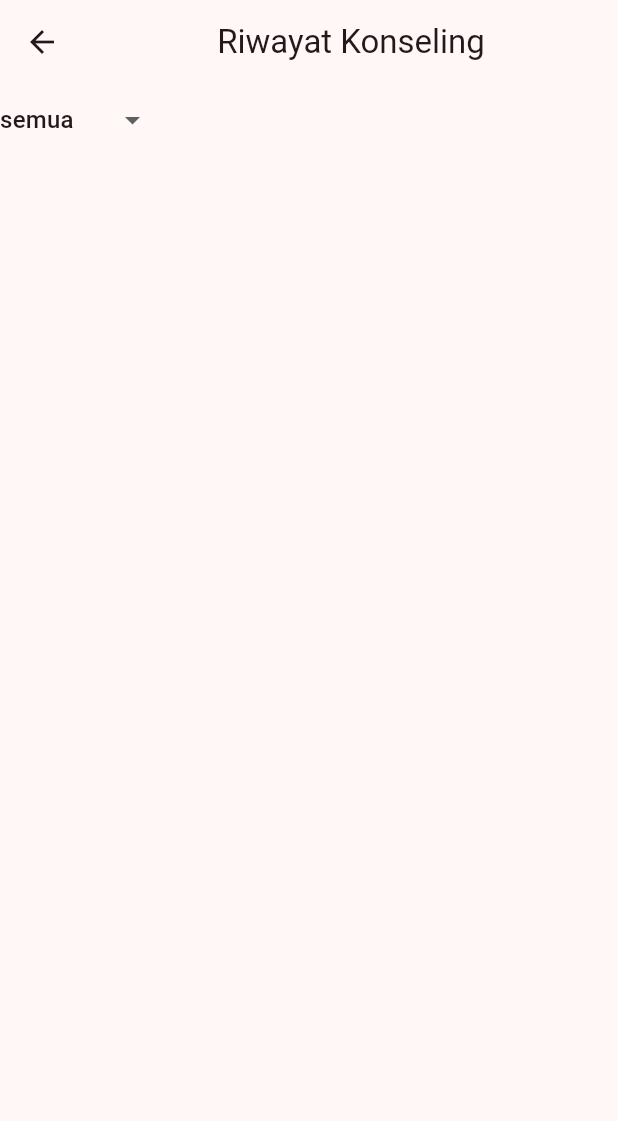
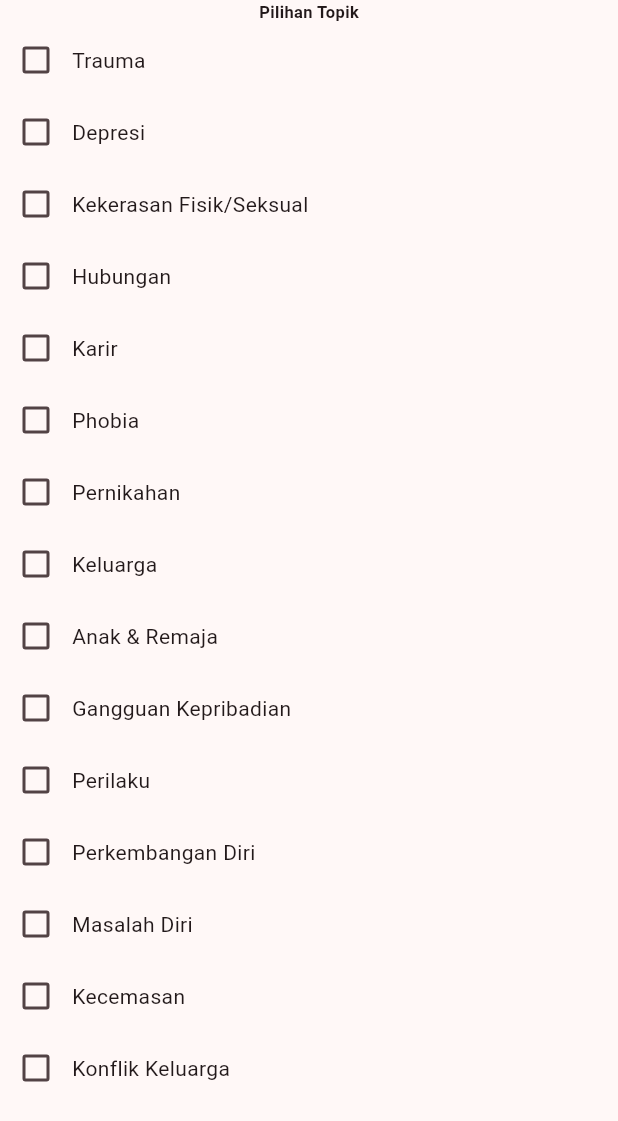
Before and after one commit to Neuxtron/women-center-mobile, a Flutter app: the screen it shows after launch, on a phone screen of 412 x 824 dp. Shown: the top 1121 px of the screen. Run offline on Flutter 3.47's test engine with Material 2 defaults, Android fonts, the phone set to English and light mode, and no system bars; our stand-ins replace dio, glass_kit, google_fonts, shared_preferences; missing offline and left inert: glassmorphism_widgets.

Commit message:
push update koseling

```diff
--- a/lib/View/konseling/konseling_topik_konseling.dart
+++ b/lib/View/konseling/konseling_topik_konseling.dart
@@ -1,80 +1,75 @@
-// //PUNYA DANIA
+import 'package:flutter/material.dart';
 
-// import 'package:flutter/material.dart';
+class KonselingTopikKonseling extends StatefulWidget {
+  @override
+  _KonselingTopikKonselingState createState() =>
+      _KonselingTopikKonselingState();
+}
 
-// // class konseling_topik_konseling extends StatelessWidget {
-// //   const konseling_topik_konseling({super.key});
+class _KonselingTopikKonselingState extends State<KonselingTopikKonseling> {
+  List<String> selectedTopics = [];
+  List<String> konselingTopics = [
+    'Trauma',
+    'Depresi',
+    'Kekerasan Fisik/Seksual',
+    'Hubungan',
+    'Karir',
+    'Phobia',
+    'Pernikahan',
+    'Keluarga',
+    'Anak & Remaja',
+    'Gangguan Kepribadian',
+    'Perilaku',
+    'Perkembangan Diri',
+    'Masalah Diri',
+    'Kecemasan',
+    'Konflik Keluarga',
+    // Tambahkan topik konseling lainnya di sini
+  ];
 
-// //   @override
-// //   Widget build(BuildContext context) {
-// //     return const Placeholder();
-// //   }
-// // }
-
-// class konseling_topik_konseling extends StatelessWidget {
-//   @override
-//   _konseling_topik_konseling createState() => _konseling_topik_konseling();
-// }
-
-
-// class _konseling_topik_konseling extends State<konseling_topik_konseling> {
-//   List<String> selectedTopics = [];
-//   List<String> konselingTopics = [
-//     'Trauma',
-//     'Depresi',
-//     'Kekerasan Fisik/Seksual',
-//     'Hubungan',
-//     'Karir',
-//     'Phobia',
-//     'Pernikahan',
-//     'Keluarga',
-//     'Anak & Remaja',
-//     'Gangguan Kepribadian',
-//     'Perilaku',
-//     'Perkembangan Diri',
-//     'Masalah Diri',
-//     'Kecemasan',
-//     'Konflik Keluarga',
-//     // Tambahkan topik konseling lainnya di sini
-//   ];
-
-//   @override
-//   Widget build(BuildContext context) {
-//     return Scaffold(
-//       appBar: AppBar(
-//         title: Text('Pilih Topik Konseling'),
-//       ),
-//       body: ListView.builder(
-//         itemCount: konselingTopics.length,
-//         itemBuilder: (context, index) {
-//           return CheckboxListTile(
-//             title: Text(konselingTopics[index]),
-//             value: selectedTopics.contains(konselingTopics[index]),
-//             onChanged: (bool value) {
-//               setState(() {
-//                 if (value) {
-//                   selectedTopics.add(konselingTopics[index]);
-//                 } else {
-//                   selectedTopics.remove(konselingTopics[index]);
-//                 }
-//               });
-//             },
-//           );
-//         },
-//       ),
-//       floatingActionButton: FloatingActionButton(
-//         onPressed: () {
-//           // Lakukan sesuatu dengan topik konseling yang dipilih, contohnya:
-//           print('Topik yang dipilih: $selectedTopics');
-//         },
-//         child: Icon(Icons.check),
-//       ),
-//       );
-//   }
-// }
-
-// void main() {
-//   runApp(MaterialApp(
-//     home: KonselingTopics(),
-//   ));
-// }
+  @override
+  Widget build(BuildContext context) {
+    return Scaffold(
+      body: Column(
+        children: [
+          Text(
+            'Pilihan Topik',
+            style: TextStyle(
+              fontSize: 11.0,
+              fontWeight: FontWeight.bold,
+            ),
+          ),
+          Expanded(
+            child: ListView.builder(
+              itemCount: konselingTopics.length,
+              itemBuilder: (context, index) {
+                return Container(
+                  child: Row(
+                    mainAxisAlignment: MainAxisAlignment.start,
+                    children: [
+                      Checkbox(
+                        value: selectedTopics.contains(konselingTopics[index]),
+                        onChanged: (bool? value) {
+                          setState(() {
+                            if (value != null) {
+                              if (value) {
+                                selectedTopics.add(konselingTopics[index]);
+                              } else {
+                                selectedTopics.remove(konselingTopics[index]);
+                              }
+                            }
+                          });
+                        },
+                      ),
+                      Text(konselingTopics[index]),
+                    ],
+                  ),
+                );
+              },
+            ),
+          ),
+        ],
+      ),
+    );
+  }
+}
--- a/lib/main.dart
+++ b/lib/main.dart
@@ -24,6 +24,7 @@ import 'package:women_center_mobile/ViewModel/career_view_model/career_view_mode
 import 'View/bottomnavigationbar/main_page.dart';
 import 'View/career/detail_job.dart';
 import 'View/career/career.dart';
+import 'View/konseling/konseling_topik_konseling.dart';
 import 'View/login/login_view.dart';
 import 'View/register/register.dart';
 import 'package:google_fonts/google_fonts.dart';
@@ -49,7 +50,7 @@ class MyApp extends StatelessWidget {
         theme: ThemeData(
             useMaterial3: true,
             colorScheme: ColorScheme.fromSeed(seedColor: Colors.pink)),
-        initialRoute: '/riwayat_konseling',
+        initialRoute: '/topik_konseling',
         routes: {
           '/': (context) => const Welcome(),
           '/login': (context) => const LoginView(),
@@ -65,6 +66,8 @@ class MyApp extends StatelessWidget {
           '/pembayaran1': (context) => const MetodePembayaran1(),
           '/editprofile': (context) => EditProfile(),
           '/riwayat_konseling': (context) => RiwayatKonseling(),
+          '/topik_konseling': (context) => KonselingTopikKonseling(),
+
         },
       ),
     );
```
